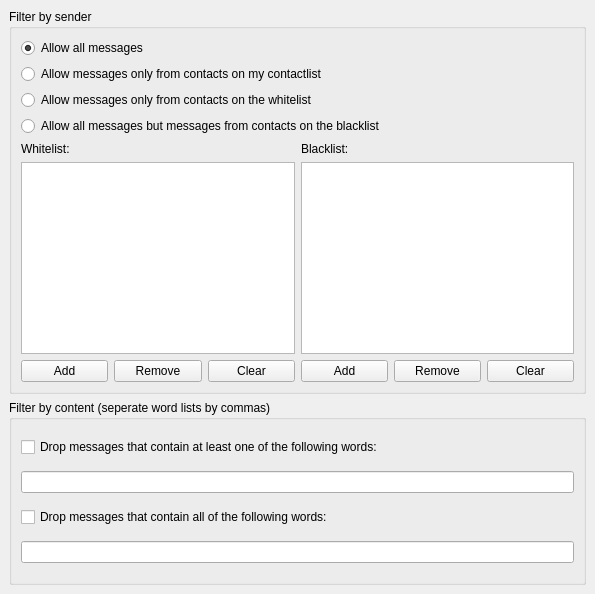
KDE/kopete, file plugins/privacy/privacydialog.ui: the form before one commit.
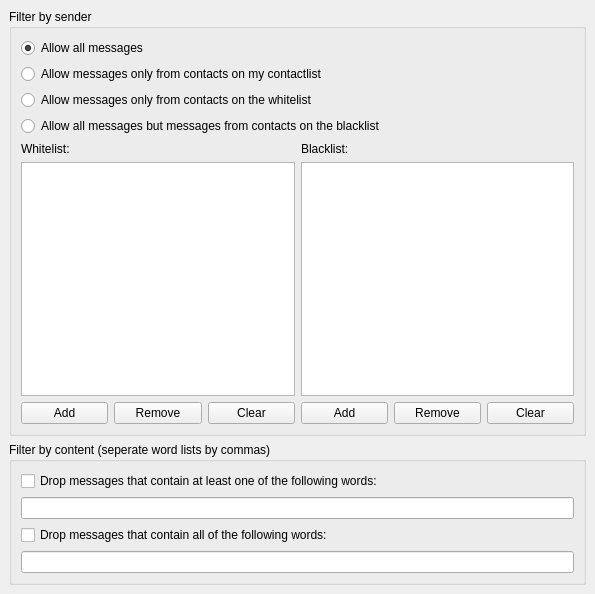
The form after the commit.

Commit message: QTableView -> QTreeView. Set proper width of the protocol icon columns.

Diff of the .ui file:
```diff
--- a/plugins/privacy/privacydialog.ui
+++ b/plugins/privacy/privacydialog.ui
@@ -31,6 +31,61 @@
       <property name="spacing" >
        <number>6</number>
       </property>
+      <item row="2" column="0" colspan="2" >
+       <widget class="QRadioButton" name="radioOnlyWhiteList" >
+        <property name="text" >
+         <string>Allow messages only from contacts on the whitelist</string>
+        </property>
+       </widget>
+      </item>
+      <item row="4" column="1" >
+       <layout class="QGridLayout" >
+        <property name="margin" >
+         <number>0</number>
+        </property>
+        <property name="spacing" >
+         <number>6</number>
+        </property>
+        <item row="2" column="2" >
+         <widget class="QPushButton" name="btnClearBlackList" >
+          <property name="text" >
+           <string>Clear</string>
+          </property>
+         </widget>
+        </item>
+        <item row="2" column="1" >
+         <widget class="QPushButton" name="btnRemoveFromBlackList" >
+          <property name="text" >
+           <string>Remove</string>
+          </property>
+         </widget>
+        </item>
+        <item row="0" column="0" colspan="3" >
+         <widget class="QLabel" name="label_2" >
+          <property name="text" >
+           <string>Blacklist:</string>
+          </property>
+         </widget>
+        </item>
+        <item row="1" column="0" colspan="3" >
+         <widget class="QTreeView" name="listBlackList" >
+          <property name="rootIsDecorated" >
+           <bool>false</bool>
+          </property>
+          <property name="itemsExpandable" >
+           <bool>false</bool>
+          </property>
+         </widget>
+        </item>
+        <item row="2" column="0" >
+         <widget class="QPushButton" name="btnAddToBlackList" >
+          <property name="text" >
+           <string>Add</string>
+          </property>
+         </widget>
+        </item>
+       </layout>
+      </item>
       <item row="0" column="0" colspan="2" >
        <widget class="QRadioButton" name="radioAllowAll" >
         <property name="text" >
@@ -48,13 +103,6 @@
         </property>
        </widget>
       </item>
-      <item row="2" column="0" colspan="2" >
-       <widget class="QRadioButton" name="radioOnlyWhiteList" >
-        <property name="text" >
-         <string>Allow messages only from contacts on the whitelist</string>
-        </property>
-       </widget>
-      </item>
       <item row="3" column="0" colspan="2" >
        <widget class="QRadioButton" name="radioAllButBlackList" >
         <property name="text" >
@@ -62,7 +110,7 @@
         </property>
        </widget>
       </item>
-      <item rowspan="2" row="4" column="0" >
+      <item row="4" column="0" >
        <layout class="QGridLayout" >
         <property name="margin" >
          <number>0</number>
@@ -70,34 +118,6 @@
         <property name="spacing" >
          <number>6</number>
         </property>
-        <item row="2" column="1" >
-         <widget class="QPushButton" name="btnRemoveFromWhiteList" >
-          <property name="text" >
-           <string>Remove</string>
-          </property>
-         </widget>
-        </item>
-        <item row="2" column="2" >
-         <widget class="QPushButton" name="btnClearWhiteList" >
-          <property name="text" >
-           <string>Clear</string>
-          </property>
-         </widget>
-        </item>
-        <item row="1" column="0" colspan="3" >
-         <widget class="QTableView" name="listWhiteList" >
-          <property name="showGrid" >
-           <bool>false</bool>
-          </property>
-         </widget>
-        </item>
-        <item row="2" column="0" >
-         <widget class="QPushButton" name="btnAddToWhiteList" >
-          <property name="text" >
-           <string>Add</string>
-          </property>
-         </widget>
-        </item>
         <item row="0" column="0" colspan="2" >
          <widget class="QLabel" name="label" >
           <property name="text" >
@@ -105,51 +125,37 @@
           </property>
          </widget>
         </item>
-       </layout>
-      </item>
-      <item rowspan="2" row="4" column="1" >
-       <layout class="QGridLayout" >
-        <property name="margin" >
-         <number>0</number>
-        </property>
-        <property name="spacing" >
-         <number>6</number>
-        </property>
         <item row="2" column="1" >
-         <widget class="QPushButton" name="btnRemoveFromBlackList" >
+         <widget class="QPushButton" name="btnRemoveFromWhiteList" >
           <property name="text" >
            <string>Remove</string>
           </property>
          </widget>
         </item>
-        <item row="1" column="0" colspan="3" >
-         <widget class="QTableView" name="listBlackList" >
-          <property name="showGrid" >
-           <bool>false</bool>
-          </property>
-         </widget>
-        </item>
         <item row="2" column="0" >
-         <widget class="QPushButton" name="btnAddToBlackList" >
+         <widget class="QPushButton" name="btnAddToWhiteList" >
           <property name="text" >
            <string>Add</string>
           </property>
          </widget>
         </item>
-        <item row="0" column="0" colspan="3" >
-         <widget class="QLabel" name="label_2" >
-          <property name="text" >
-           <string>Blacklist:</string>
-          </property>
-         </widget>
-        </item>
         <item row="2" column="2" >
-         <widget class="QPushButton" name="btnClearBlackList" >
+         <widget class="QPushButton" name="btnClearWhiteList" >
           <property name="text" >
            <string>Clear</string>
           </property>
          </widget>
         </item>
+        <item row="1" column="0" colspan="3" >
+         <widget class="QTreeView" name="listWhiteList" >
+          <property name="rootIsDecorated" >
+           <bool>false</bool>
+          </property>
+          <property name="itemsExpandable" >
+           <bool>false</bool>
+          </property>
+         </widget>
+        </item>
        </layout>
       </item>
      </layout>
```
The commit also changes 2 other files.
